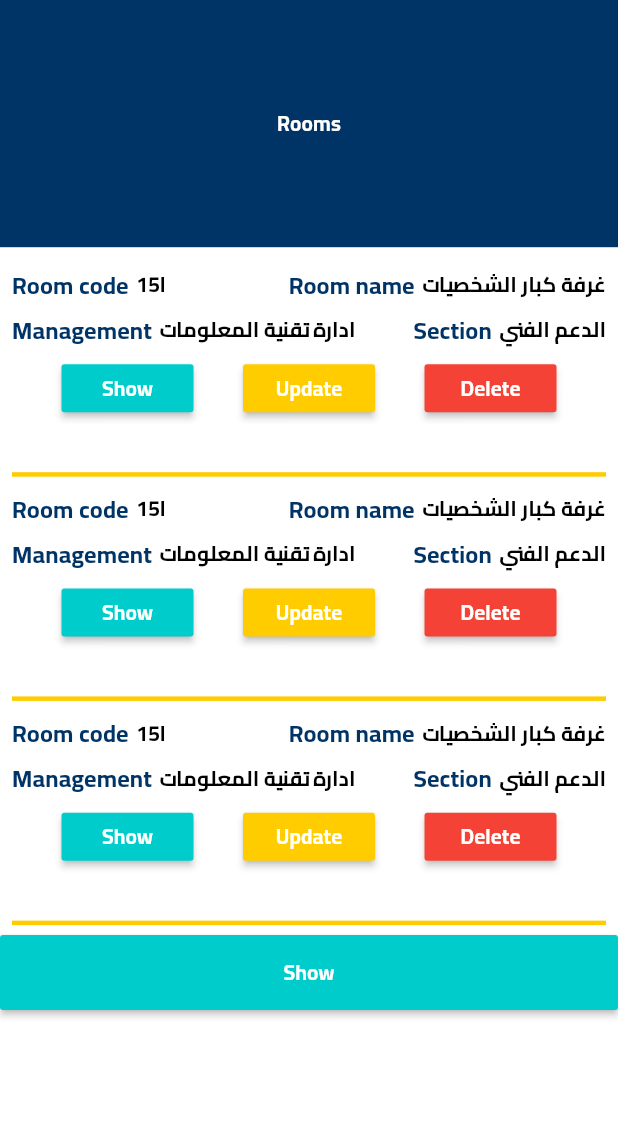
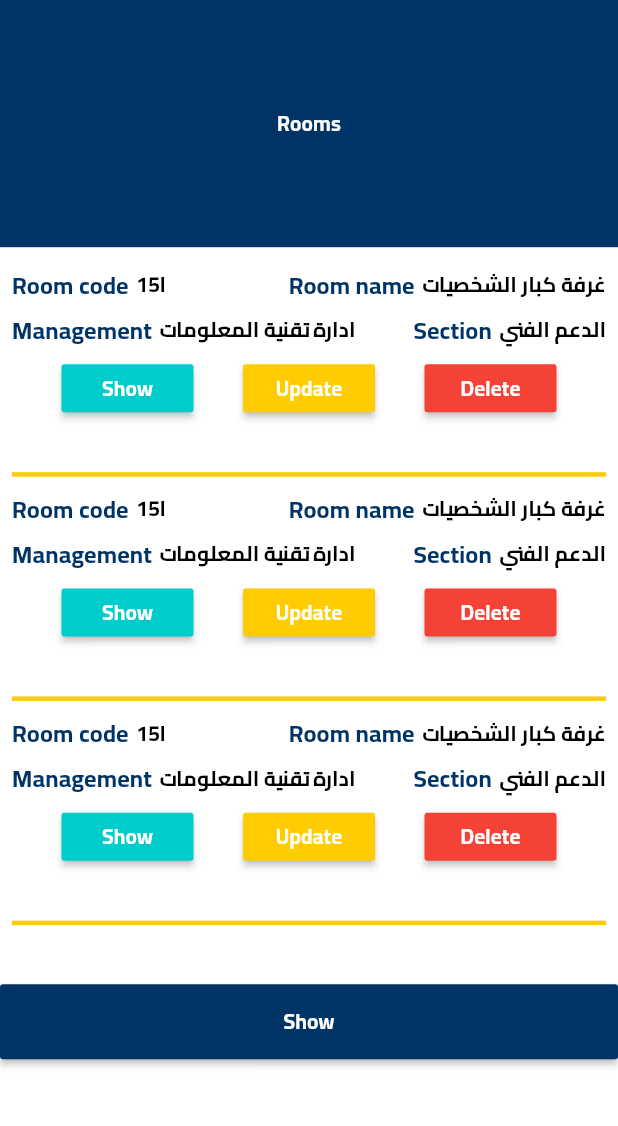
Before and after one commit to mohammedkarwan/jaras, a Flutter app: the RoomScreen screen opened directly, on a phone screen of 412 x 824 dp, the part 84-1210 px from its top. Run offline on Flutter 3.47's test engine with Material 2 defaults, Android fonts, the phone set to English and light mode, and no system bars; our stand-ins replace bloc, dio, flutter_bloc, flutter_svg, hexcolor, shared_preferences; accounts and stored records are empty; generated files the repository leaves out were written again.

Commit message:
update55

```diff
--- a/lib/packages/manager_room/room.dart
+++ b/lib/packages/manager_room/room.dart
@@ -23,7 +23,8 @@ class RoomScreen extends StatelessWidget {
                 ))
           ],
           leadingOnPresse: () {}),
-      body: Column(children: [
+      body: SingleChildScrollView(
+        child: Column(children: [
           Container(
             color: myFavColor,
             height: size.height * 0.2,
@@ -408,14 +409,16 @@ class RoomScreen extends StatelessWidget {
                 Divider(
                   thickness: 3,
                 ),
-              Spacer(),
               ],
             ),
+          ),
+          SizedBox(
+            height: size.height * 0.04,
           ),
           MaterialButton(
             minWidth: double.infinity,
             height: 50,
-          color: myFavColor1,
+            color: myFavColor,
             onPressed: () {},
             child: Text(
               language(context).show,
@@ -423,6 +426,7 @@ class RoomScreen extends StatelessWidget {
             ),
           ),
         ]),
+      ),
     );
   }
 }
```
Lines whose indentation alone changed are shown as unchanged.
